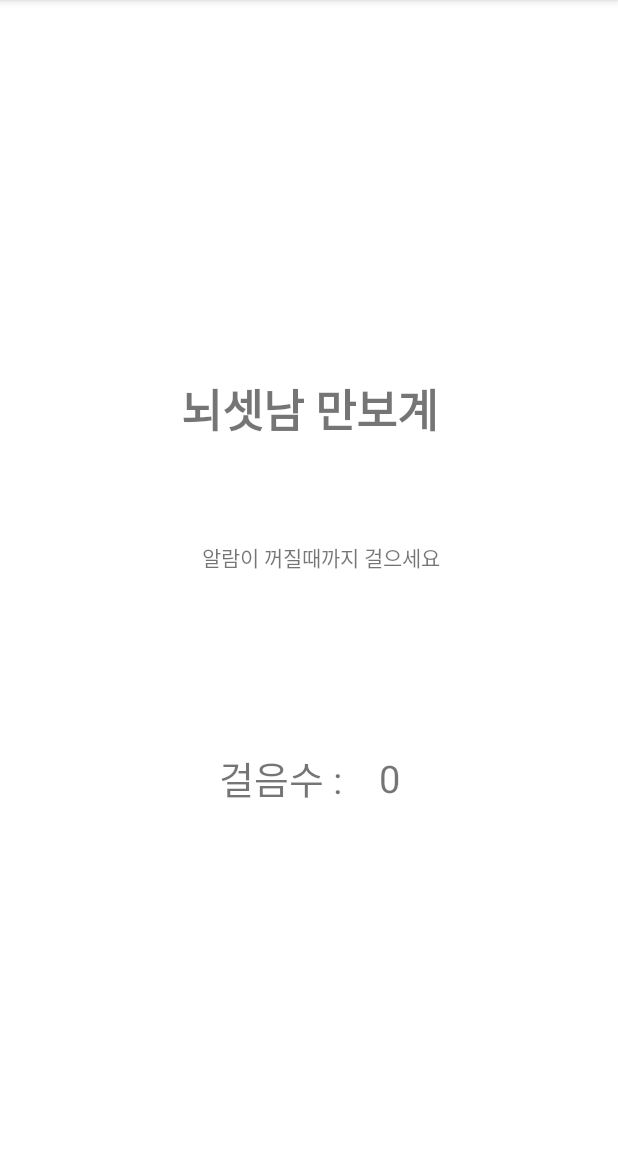
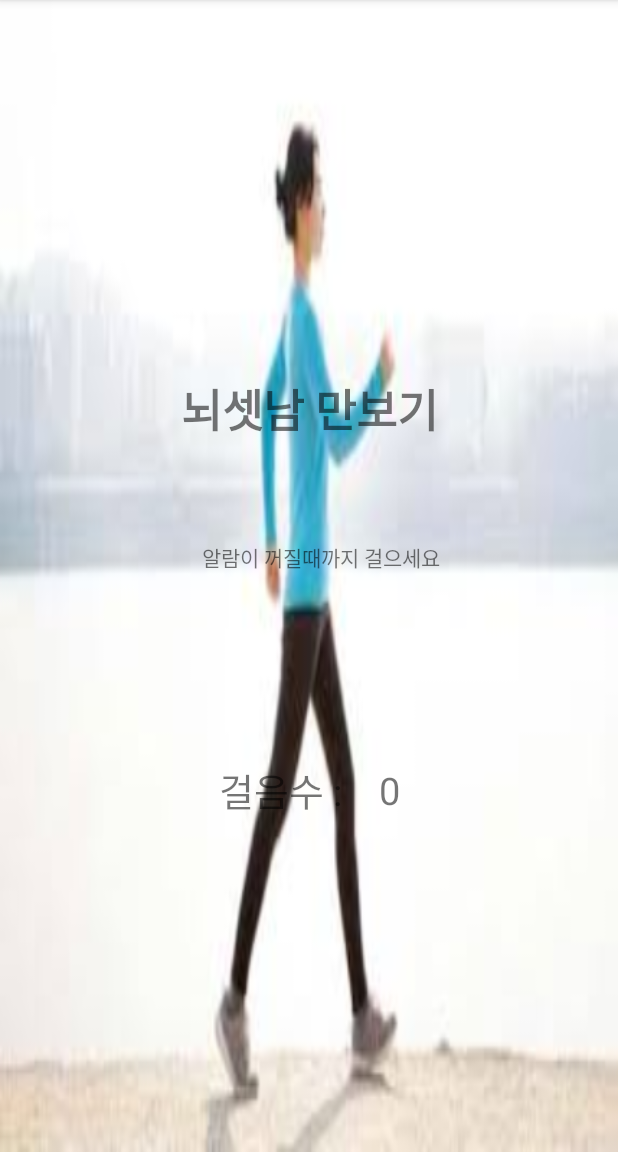
Before and after one commit to chldudtj1111/Brain3, an Android app: the Stepcount screen opened directly, with no data from a screen before it, on a phone screen of 412 x 824 dp, the part 84-1236 px from its top. Run offline under Robolectric (Android 15) with nearby library versions, the phone set to English and light mode, and no system bars.

Commit message:
만보기 layout

```diff
--- a/app/src/main/res/layout/step_main.xml
+++ b/app/src/main/res/layout/step_main.xml
@@ -4,15 +4,15 @@
     xmlns:tools="http://schemas.android.com/tools"
     android:layout_width="match_parent"
     android:layout_height="match_parent"
-    tools:context=".ui.MainActivity">
-
+    tools:context=".ui.MainActivity"
+    android:background="@drawable/walk">
     <TextView
         android:id="@+id/title"
         android:layout_width="wrap_content"
         android:layout_height="wrap_content"
         android:layout_marginTop="250dp"
         android:layout_marginBottom="30dp"
-        android:text="뇌셋남 만보계"
+        android:text="뇌셋남 만보기"
         android:textSize="30dp"
         android:textStyle="bold"
         app:layout_constraintBottom_toTopOf="@+id/stepCountTag"
@@ -24,7 +24,7 @@
         android:id="@+id/stepCountTag"
         android:layout_width="wrap_content"
         android:layout_height="wrap_content"
-        android:layout_marginTop="204dp"
+        android:layout_marginTop="212dp"
         android:text="걸음수 :"
         android:textSize="25dp"
         app:layout_constraintEnd_toStartOf="@+id/stepCountView"
```
Also changed, not shown: app/src/main/res/drawable/walk.jpg (added).
